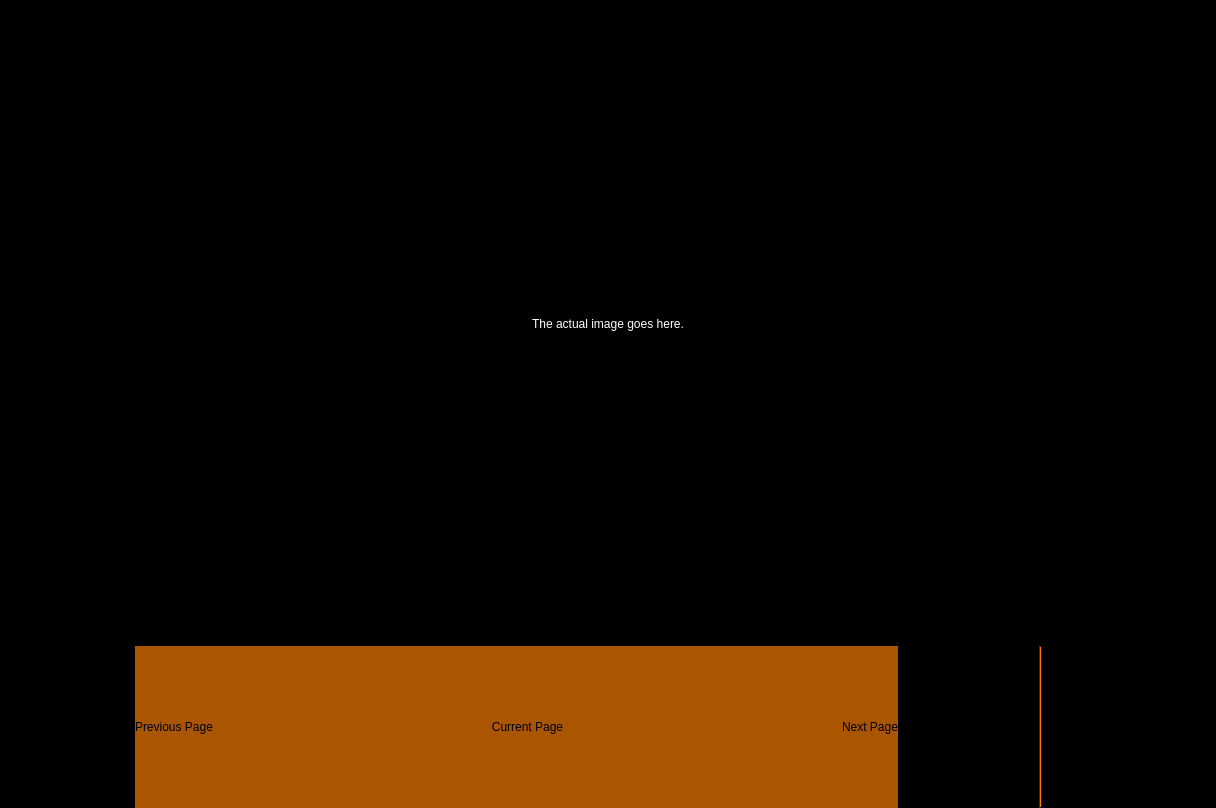
First picture: the form in pdfviewerwindow.ui, repository dannyedel/dspdfviewer, before the edit.
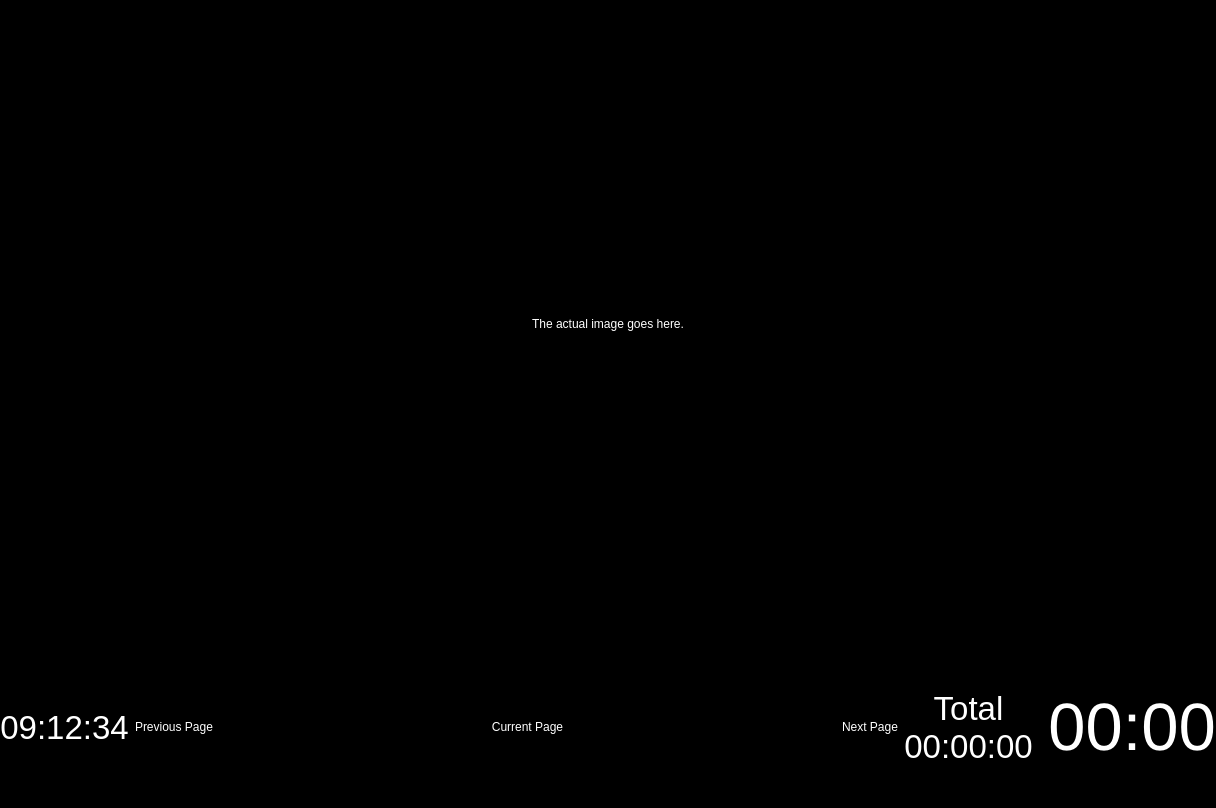
Second picture: the form after the edit.

Patch:
```diff
--- a/pdfviewerwindow.ui
+++ b/pdfviewerwindow.ui
@@ -508,17 +508,17 @@
         <colorrole role="WindowText">
          <brush brushstyle="SolidPattern">
           <color alpha="255">
-           <red>0</red>
-           <green>0</green>
-           <blue>0</blue>
+           <red>255</red>
+           <green>255</green>
+           <blue>255</blue>
           </color>
          </brush>
         </colorrole>
         <colorrole role="Button">
          <brush brushstyle="SolidPattern">
           <color alpha="255">
-           <red>170</red>
-           <green>85</green>
+           <red>0</red>
+           <green>0</green>
            <blue>0</blue>
           </color>
          </brush>
@@ -526,8 +526,8 @@
         <colorrole role="Light">
          <brush brushstyle="SolidPattern">
           <color alpha="255">
-           <red>255</red>
-           <green>128</green>
+           <red>0</red>
+           <green>0</green>
            <blue>0</blue>
           </color>
          </brush>
@@ -535,8 +535,8 @@
         <colorrole role="Midlight">
          <brush brushstyle="SolidPattern">
           <color alpha="255">
-           <red>212</red>
-           <green>106</green>
+           <red>0</red>
+           <green>0</green>
            <blue>0</blue>
           </color>
          </brush>
@@ -544,8 +544,8 @@
         <colorrole role="Dark">
          <brush brushstyle="SolidPattern">
           <color alpha="255">
-           <red>85</red>
-           <green>42</green>
+           <red>0</red>
+           <green>0</green>
            <blue>0</blue>
           </color>
          </brush>
@@ -553,8 +553,8 @@
         <colorrole role="Mid">
          <brush brushstyle="SolidPattern">
           <color alpha="255">
-           <red>113</red>
-           <green>56</green>
+           <red>0</red>
+           <green>0</green>
            <blue>0</blue>
           </color>
          </brush>
@@ -562,9 +562,9 @@
         <colorrole role="Text">
          <brush brushstyle="SolidPattern">
           <color alpha="255">
-           <red>0</red>
-           <green>0</green>
-           <blue>0</blue>
+           <red>255</red>
+           <green>255</green>
+           <blue>255</blue>
           </color>
          </brush>
         </colorrole>
@@ -580,26 +580,26 @@
         <colorrole role="ButtonText">
          <brush brushstyle="SolidPattern">
           <color alpha="255">
-           <red>0</red>
-           <green>0</green>
-           <blue>0</blue>
+           <red>255</red>
+           <green>255</green>
+           <blue>255</blue>
           </color>
          </brush>
         </colorrole>
         <colorrole role="Base">
          <brush brushstyle="SolidPattern">
           <color alpha="255">
-           <red>255</red>
-           <green>255</green>
-           <blue>255</blue>
+           <red>0</red>
+           <green>0</green>
+           <blue>0</blue>
           </color>
          </brush>
         </colorrole>
         <colorrole role="Window">
          <brush brushstyle="SolidPattern">
           <color alpha="255">
-           <red>170</red>
-           <green>85</green>
+           <red>0</red>
+           <green>0</green>
            <blue>0</blue>
           </color>
          </brush>
@@ -616,9 +616,9 @@
         <colorrole role="AlternateBase">
          <brush brushstyle="SolidPattern">
           <color alpha="255">
-           <red>212</red>
-           <green>170</green>
-           <blue>127</blue>
+           <red>0</red>
+           <green>0</green>
+           <blue>0</blue>
           </color>
          </brush>
         </colorrole>
@@ -645,17 +645,17 @@
         <colorrole role="WindowText">
          <brush brushstyle="SolidPattern">
           <color alpha="255">
-           <red>0</red>
-           <green>0</green>
-           <blue>0</blue>
+           <red>255</red>
+           <green>255</green>
+           <blue>255</blue>
           </color>
          </brush>
         </colorrole>
         <colorrole role="Button">
          <brush brushstyle="SolidPattern">
           <color alpha="255">
-           <red>170</red>
-           <green>85</green>
+           <red>0</red>
+           <green>0</green>
            <blue>0</blue>
           </color>
          </brush>
@@ -663,8 +663,8 @@
         <colorrole role="Light">
          <brush brushstyle="SolidPattern">
           <color alpha="255">
-           <red>255</red>
-           <green>128</green>
+           <red>0</red>
+           <green>0</green>
            <blue>0</blue>
           </color>
          </brush>
@@ -672,8 +672,8 @@
         <colorrole role="Midlight">
          <brush brushstyle="SolidPattern">
           <color alpha="255">
-           <red>212</red>
-           <green>106</green>
+           <red>0</red>
+           <green>0</green>
            <blue>0</blue>
           </color>
          </brush>
@@ -681,8 +681,8 @@
         <colorrole role="Dark">
          <brush brushstyle="SolidPattern">
           <color alpha="255">
-           <red>85</red>
-           <green>42</green>
+           <red>0</red>
+           <green>0</green>
            <blue>0</blue>
           </color>
          </brush>
@@ -690,8 +690,8 @@
         <colorrole role="Mid">
          <brush brushstyle="SolidPattern">
           <color alpha="255">
-           <red>113</red>
-           <green>56</green>
+           <red>0</red>
+           <green>0</green>
            <blue>0</blue>
           </color>
          </brush>
@@ -699,9 +699,9 @@
         <colorrole role="Text">
          <brush brushstyle="SolidPattern">
           <color alpha="255">
-           <red>0</red>
-           <green>0</green>
-           <blue>0</blue>
+           <red>255</red>
+           <green>255</green>
+           <blue>255</blue>
           </color>
          </brush>
         </colorrole>
@@ -717,26 +717,26 @@
         <colorrole role="ButtonText">
          <brush brushstyle="SolidPattern">
           <color alpha="255">
-           <red>0</red>
-           <green>0</green>
-           <blue>0</blue>
+           <red>255</red>
+           <green>255</green>
+           <blue>255</blue>
           </color>
          </brush>
         </colorrole>
         <colorrole role="Base">
          <brush brushstyle="SolidPattern">
           <color alpha="255">
-           <red>255</red>
-           <green>255</green>
-           <blue>255</blue>
+           <red>0</red>
+           <green>0</green>
+           <blue>0</blue>
           </color>
          </brush>
         </colorrole>
         <colorrole role="Window">
          <brush brushstyle="SolidPattern">
           <color alpha="255">
-           <red>170</red>
-           <green>85</green>
+           <red>0</red>
+           <green>0</green>
            <blue>0</blue>
           </color>
          </brush>
@@ -753,9 +753,9 @@
         <colorrole role="AlternateBase">
          <brush brushstyle="SolidPattern">
           <color alpha="255">
-           <red>212</red>
-           <green>170</green>
-           <blue>127</blue>
+           <red>0</red>
+           <green>0</green>
+           <blue>0</blue>
           </color>
          </brush>
         </colorrole>
@@ -782,8 +782,8 @@
         <colorrole role="WindowText">
          <brush brushstyle="SolidPattern">
           <color alpha="255">
-           <red>85</red>
-           <green>42</green>
+           <red>0</red>
+           <green>0</green>
            <blue>0</blue>
           </color>
          </brush>
@@ -791,8 +791,8 @@
         <colorrole role="Button">
          <brush brushstyle="SolidPattern">
           <color alpha="255">
-           <red>170</red>
-           <green>85</green>
+           <red>0</red>
+           <green>0</green>
            <blue>0</blue>
           </color>
          </brush>
@@ -800,8 +800,8 @@
         <colorrole role="Light">
          <brush brushstyle="SolidPattern">
           <color alpha="255">
-           <red>255</red>
-           <green>128</green>
+           <red>0</red>
+           <green>0</green>
            <blue>0</blue>
           </color>
          </brush>
@@ -809,8 +809,8 @@
         <colorrole role="Midlight">
          <brush brushstyle="SolidPattern">
           <color alpha="255">
-           <red>212</red>
-           <green>106</green>
+           <red>0</red>
+           <green>0</green>
            <blue>0</blue>
           </color>
          </brush>
@@ -818,8 +818,8 @@
         <colorrole role="Dark">
          <brush brushstyle="SolidPattern">
           <color alpha="255">
-           <red>85</red>
-           <green>42</green>
+           <red>0</red>
+           <green>0</green>
            <blue>0</blue>
           </color>
          </brush>
@@ -827,8 +827,8 @@
         <colorrole role="Mid">
          <brush brushstyle="SolidPattern">
           <color alpha="255">
-           <red>113</red>
-           <green>56</green>
+           <red>0</red>
+           <green>0</green>
            <blue>0</blue>
           </color>
          </brush>
@@ -836,8 +836,8 @@
         <colorrole role="Text">
          <brush brushstyle="SolidPattern">
           <color alpha="255">
-           <red>85</red>
-           <green>42</green>
+           <red>0</red>
+           <green>0</green>
            <blue>0</blue>
           </color>
          </brush>
@@ -854,8 +854,8 @@
         <colorrole role="ButtonText">
          <brush brushstyle="SolidPattern">
           <color alpha="255">
-           <red>85</red>
-           <green>42</green>
+           <red>0</red>
+           <green>0</green>
            <blue>0</blue>
           </color>
          </brush>
@@ -863,8 +863,8 @@
         <colorrole role="Base">
          <brush brushstyle="SolidPattern">
           <color alpha="255">
-           <red>170</red>
-           <green>85</green>
+           <red>0</red>
+           <green>0</green>
            <blue>0</blue>
           </color>
          </brush>
@@ -872,8 +872,8 @@
         <colorrole role="Window">
          <brush brushstyle="SolidPattern">
           <color alpha="255">
-           <red>170</red>
-           <green>85</green>
+           <red>0</red>
+           <green>0</green>
            <blue>0</blue>
           </color>
          </brush>
@@ -890,8 +890,8 @@
         <colorrole role="AlternateBase">
          <brush brushstyle="SolidPattern">
           <color alpha="255">
-           <red>170</red>
-           <green>85</green>
+           <red>0</red>
+           <green>0</green>
            <blue>0</blue>
           </color>
          </brush>
@@ -923,6 +923,12 @@
       </property>
       <item>
        <widget class="QLabel" name="wallClock">
+        <property name="sizePolicy">
+         <sizepolicy hsizetype="Fixed" vsizetype="Preferred">
+          <horstretch>0</horstretch>
+          <verstretch>0</verstretch>
+         </sizepolicy>
+        </property>
         <property name="font">
          <font>
           <pointsize>25</pointsize>
@@ -1020,6 +1026,12 @@
       </item>
       <item>
        <widget class="QLabel" name="presentationClock">
+        <property name="sizePolicy">
+         <sizepolicy hsizetype="Fixed" vsizetype="Preferred">
+          <horstretch>0</horstretch>
+          <verstretch>0</verstretch>
+         </sizepolicy>
+        </property>
         <property name="font">
          <font>
           <pointsize>25</pointsize>
@@ -1043,6 +1055,12 @@
       </item>
       <item>
        <widget class="QLabel" name="slideClock">
+        <property name="sizePolicy">
+         <sizepolicy hsizetype="Fixed" vsizetype="Preferred">
+          <horstretch>0</horstretch>
+          <verstretch>0</verstretch>
+         </sizepolicy>
+        </property>
         <property name="font">
          <font>
           <pointsize>50</pointsize>
```
